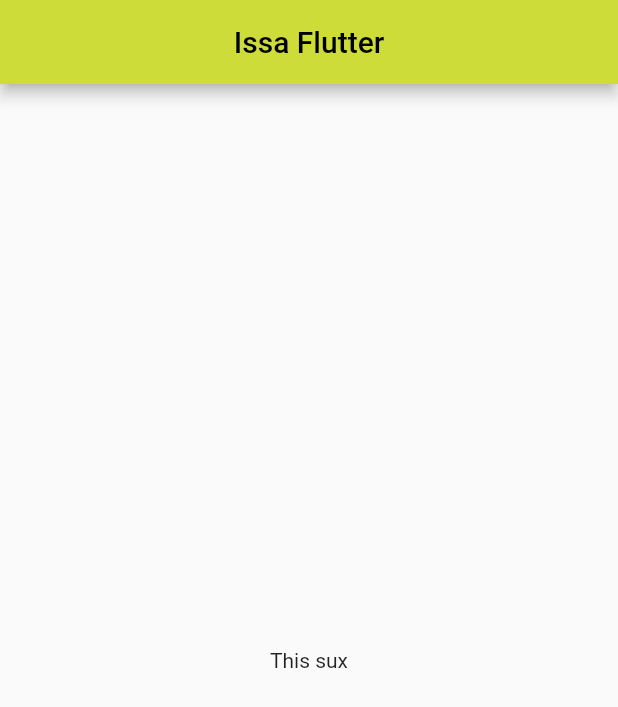
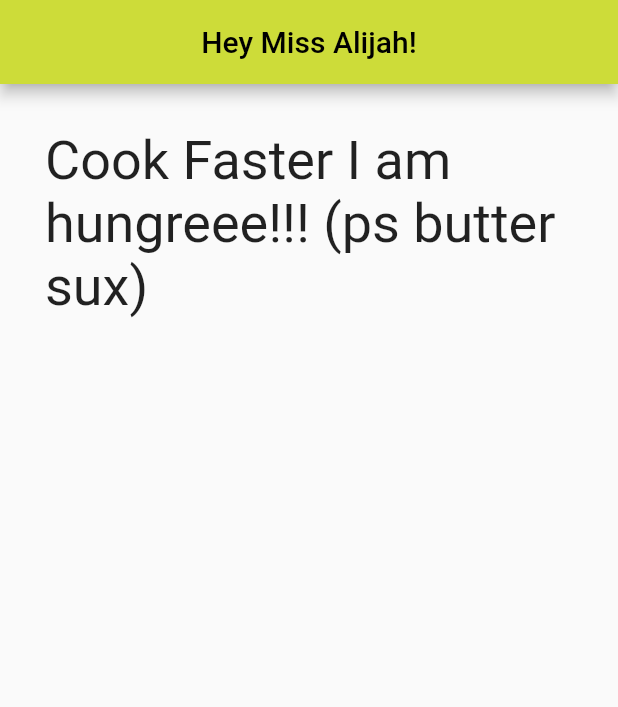
Before and after one commit to shaycraft/flutter-hello-world, a Flutter app: the screen it shows after launch, on a phone screen of 412 x 824 dp. Shown: the top 707 px of the screen. Run offline on Flutter 3.47's test engine with Material 2 defaults, Android fonts, the phone set to English and light mode, and no system bars.

Commit message:
using column widget

```diff
--- a/lib/main.dart
+++ b/lib/main.dart
@@ -10,27 +10,29 @@ class MyApp extends StatelessWidget {
   // This widget is the root of your application.
   @override
   Widget build(BuildContext context) {
+    const double defaultFontSize = 36;
+    const String greetingText = "Hey Miss Alijah!";
+
+    const textWidget = Text(
+      'Cook Faster I am hungreee!!! (ps butter sux)',
+      style: TextStyle(fontSize: defaultFontSize),
+    );
+
+    const paddingWidget = Padding(
+        padding: EdgeInsets.all(15.0), child: Center(child: textWidget));
+
+    var columnWidget = Column(
+      children: const [Center(child: paddingWidget)],
+    );
+
     return MaterialApp(
         title: 'Flutter Demo',
         theme: ThemeData(
-          // This is the theme of your application.
-          //
-          // Try running your application with "flutter run". You'll see the
-          // application has a blue toolbar. Then, without quitting the app, try
-          // changing the primarySwatch below to Colors.green and then invoke
-          // "hot reload" (press "r" in the console where you ran "flutter run",
-          // or simply save your changes to "hot reload" in a Flutter IDE).
-          // Notice that the counter didn't reset back to zero; the application
-          // is not restarted.
           primarySwatch: Colors.lime,
         ),
         home: Scaffold(
-          appBar: AppBar(
-              //title: const Text('Flutter is here beyotch'),
-              title: const Center(child: Text('Issa Flutter'))),
-          body: const Center(
-            child: Text('This sux'),
-          ),
-        ));
+            appBar: AppBar(title: const Center(child: Text(greetingText))),
+            body: Padding(
+                padding: const EdgeInsets.all(15.0), child: columnWidget)));
   }
 }
```
